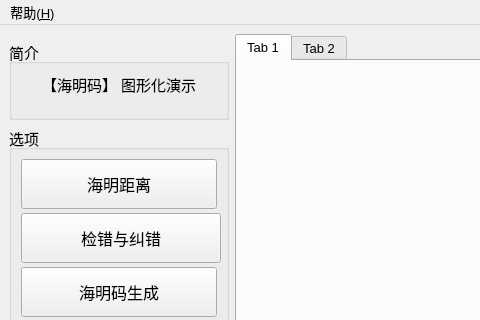
First picture: the form in forms/mainwindow.ui, repository FrancisOWO/HammingCode, before the edit; both pictures show x 0 to 480 and y 0 to 320 of the 780 by 460 pixel window.
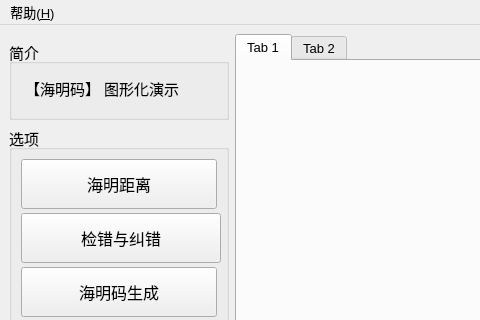
Second picture: the form after the edit.

Commit message: 补充后端函数，前端动态更新海明码/校验码/数据码位数

What changed in the file:
```diff
--- a/forms/mainwindow.ui
+++ b/forms/mainwindow.ui
@@ -97,56 +97,19 @@
       </property>
       <layout class="QGridLayout" name="gridLayout">
        <item row="0" column="0">
-        <spacer name="horizontalSpacer">
-         <property name="orientation">
-          <enum>Qt::Horizontal</enum>
+        <widget class="QTextBrowser" name="textBrowser">
+         <property name="styleSheet">
+          <string notr="true">background:transparent;border:0px</string>
          </property>
-         <property name="sizeHint" stdset="0">
-          <size>
-           <width>2</width>
-           <height>15</height>
-          </size>
-         </property>
-        </spacer>
-       </item>
-       <item row="0" column="1">
-        <widget class="QLabel" name="label">
-         <property name="font">
-          <font>
-           <pointsize>11</pointsize>
-          </font>
-         </property>
-         <property name="text">
-          <string>【海明码】 图形化演示</string>
+         <property name="html">
+          <string>&lt;!DOCTYPE HTML PUBLIC &quot;-//W3C//DTD HTML 4.0//EN&quot; &quot;http://www.w3.org/TR/REC-html40/strict.dtd&quot;&gt;
+&lt;html&gt;&lt;head&gt;&lt;meta name=&quot;qrichtext&quot; content=&quot;1&quot; /&gt;&lt;style type=&quot;text/css&quot;&gt;
+p, li { white-space: pre-wrap; }
+&lt;/style&gt;&lt;/head&gt;&lt;body style=&quot; font-family:'SimSun'; font-size:11pt; font-weight:400; font-style:normal;&quot;&gt;
+&lt;p style=&quot; margin-top:0px; margin-bottom:0px; margin-left:0px; margin-right:0px; -qt-block-indent:0; text-indent:0px;&quot;&gt;【海明码】 图形化演示&lt;/p&gt;&lt;/body&gt;&lt;/html&gt;</string>
          </property>
         </widget>
        </item>
-       <item row="0" column="2">
-        <spacer name="horizontalSpacer_2">
-         <property name="orientation">
-          <enum>Qt::Horizontal</enum>
-         </property>
-         <property name="sizeHint" stdset="0">
-          <size>
-           <width>10</width>
-           <height>20</height>
-          </size>
-         </property>
-        </spacer>
-       </item>
-       <item row="1" column="1">
-        <spacer name="verticalSpacer">
-         <property name="orientation">
-          <enum>Qt::Vertical</enum>
-         </property>
-         <property name="sizeHint" stdset="0">
-          <size>
-           <width>20</width>
-           <height>18</height>
-          </size>
-         </property>
-        </spacer>
-       </item>
       </layout>
      </widget>
     </item>
```
The commit also changes 9 other files.
